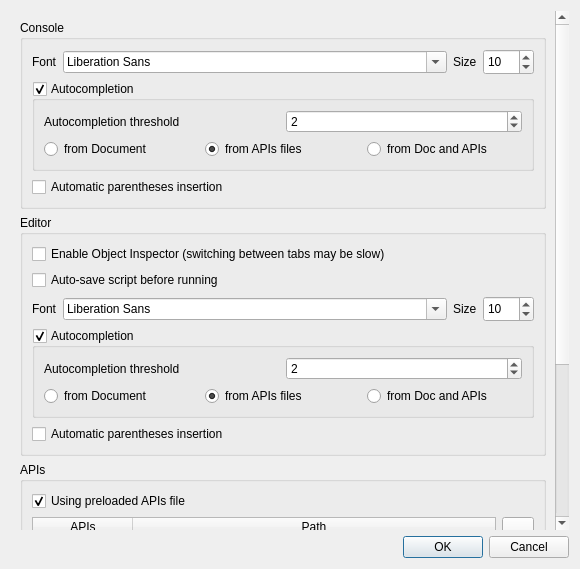
First picture: the form in python/console/console_settings.ui, repository carsmie/QGIS, before the edit.
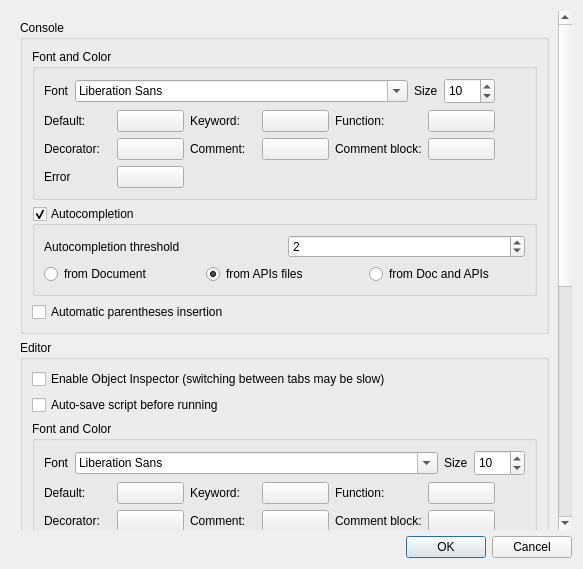
Second picture: the form after the edit. Custom widgets are drawn as their Qt base class.

Commit message: [pyqgis-console] allows to set font color in python lexer

What changed in the file:
```diff
--- a/python/console/console_settings.ui
+++ b/python/console/console_settings.ui
@@ -9,7 +9,7 @@
    <rect>
     <x>0</x>
     <y>0</y>
-    <width>580</width>
+    <width>583</width>
     <height>569</height>
    </rect>
   </property>
@@ -58,240 +58,17 @@
        <rect>
         <x>0</x>
         <y>0</y>
-        <width>546</width>
-        <height>687</height>
+        <width>550</width>
+        <height>997</height>
        </rect>
       </property>
       <layout class="QGridLayout" name="gridLayout_2">
-       <item row="1" column="0">
-        <widget class="QGroupBox" name="groupBox_3">
-         <property name="title">
-          <string>Editor</string>
-         </property>
-         <layout class="QGridLayout" name="gridLayout_10">
-          <item row="1" column="0">
-           <widget class="QCheckBox" name="autoSaveScript">
-            <property name="text">
-             <string>Auto-save script before running</string>
-            </property>
-           </widget>
-          </item>
-          <item row="4" column="0">
-           <widget class="QgsCollapsibleGroupBox" name="groupBoxAutoCompletionEditor">
-            <property name="title">
-             <string>Autocompletion</string>
-            </property>
-            <property name="checkable">
-             <bool>true</bool>
-            </property>
-            <property name="checked">
-             <bool>true</bool>
-            </property>
-            <property name="collapsed" stdset="0">
-             <bool>true</bool>
-            </property>
-            <property name="saveCheckedState" stdset="0">
-             <bool>true</bool>
-            </property>
-            <property name="saveCollapsedState" stdset="0">
-             <bool>true</bool>
-            </property>
-            <layout class="QGridLayout" name="gridLayout_4">
-             <item row="1" column="0" colspan="2">
-              <layout class="QGridLayout" name="layoutRadioButtonEditor">
-               <item row="0" column="0">
-                <widget class="QRadioButton" name="autoCompFromDocEditor">
-                 <property name="toolTip">
-                  <string>Get autocompletion from current document</string>
-                 </property>
-                 <property name="text">
-                  <string>from Document</string>
-                 </property>
-                </widget>
-               </item>
-               <item row="0" column="2">
-                <widget class="QRadioButton" name="autoCompFromDocAPIEditor">
-                 <property name="toolTip">
-                  <string>Get autocompletion from current document and installed APIs</string>
-                 </property>
-                 <property name="text">
-                  <string>from Doc and APIs</string>
-                 </property>
-                </widget>
-               </item>
-               <item row="0" column="1">
-                <widget class="QRadioButton" name="autoCompFromAPIEditor">
-                 <property name="toolTip">
-                  <string>Get autocompletion from installed APIs</string>
-                 </property>
-                 <property name="text">
-                  <string>from APIs files</string>
-                 </property>
-                 <property name="checked">
-                  <bool>true</bool>
-                 </property>
-                </widget>
-               </item>
-              </layout>
-             </item>
-             <item row="0" column="0">
-              <widget class="QLabel" name="label_2">
-               <property name="text">
-                <string>Autocompletion threshold</string>
-               </property>
-              </widget>
-             </item>
-             <item row="0" column="1">
-              <widget class="QSpinBox" name="autoCompThresholdEditor">
-               <property name="maximum">
-                <number>10</number>
-               </property>
-               <property name="value">
-                <number>2</number>
-               </property>
-              </widget>
-             </item>
-            </layout>
-           </widget>
-          </item>
-          <item row="5" column="0">
-           <widget class="QCheckBox" name="autoCloseBracketEditor">
-            <property name="text">
-             <string>Automatic parentheses insertion</string>
-            </property>
-           </widget>
-          </item>
-          <item row="2" column="0">
-           <layout class="QHBoxLayout" name="horizontalLayout_3">
-            <item>
-             <widget class="QLabel" name="label_4">
-              <property name="text">
-               <string>Font</string>
-              </property>
-             </widget>
-            </item>
-            <item>
-             <widget class="QFontComboBox" name="fontComboBoxEditor">
-              <property name="sizePolicy">
-               <sizepolicy hsizetype="Expanding" vsizetype="Fixed">
-                <horstretch>0</horstretch>
-                <verstretch>0</verstretch>
-               </sizepolicy>
-              </property>
-              <property name="insertPolicy">
-               <enum>QComboBox::NoInsert</enum>
-              </property>
-             </widget>
-            </item>
-            <item>
-             <widget class="QLabel" name="label_5">
-              <property name="text">
-               <string>Size</string>
-              </property>
-             </widget>
-            </item>
-            <item>
-             <widget class="QSpinBox" name="spinBoxEditor">
-              <property name="minimumSize">
-               <size>
-                <width>51</width>
-                <height>26</height>
-               </size>
-              </property>
-              <property name="maximumSize">
-               <size>
-                <width>51</width>
-                <height>26</height>
-               </size>
-              </property>
-              <property name="minimum">
-               <number>6</number>
-              </property>
-              <property name="maximum">
-               <number>15</number>
-              </property>
-              <property name="value">
-               <number>10</number>
-              </property>
-             </widget>
-            </item>
-           </layout>
-          </item>
-          <item row="0" column="0">
-           <widget class="QCheckBox" name="enableObjectInspector">
-            <property name="text">
-             <string>Enable Object Inspector (switching between tabs may be slow)</string>
-            </property>
-            <property name="checked">
-             <bool>false</bool>
-            </property>
-           </widget>
-          </item>
-         </layout>
-        </widget>
-       </item>
        <item row="0" column="0">
         <widget class="QGroupBox" name="groupBox">
          <property name="title">
           <string>Console</string>
          </property>
          <layout class="QGridLayout" name="gridLayout_9">
-          <item row="1" column="0">
-           <layout class="QHBoxLayout" name="horizontalLayout">
-            <item>
-             <widget class="QLabel" name="label">
-              <property name="text">
-               <string>Font</string>
-              </property>
-             </widget>
-            </item>
-            <item>
-             <widget class="QFontComboBox" name="fontComboBox">
-              <property name="sizePolicy">
-               <sizepolicy hsizetype="Expanding" vsizetype="Fixed">
-                <horstretch>0</horstretch>
-                <verstretch>0</verstretch>
-               </sizepolicy>
-              </property>
-              <property name="insertPolicy">
-               <enum>QComboBox::NoInsert</enum>
-              </property>
-             </widget>
-            </item>
-            <item>
-             <widget class="QLabel" name="label_3">
-              <property name="text">
-               <string>Size</string>
-              </property>
-             </widget>
-            </item>
-            <item>
-             <widget class="QSpinBox" name="spinBox">
-              <property name="minimumSize">
-               <size>
-                <width>51</width>
-                <height>26</height>
-               </size>
-              </property>
-              <property name="maximumSize">
-               <size>
-                <width>51</width>
-                <height>26</height>
-               </size>
-              </property>
-              <property name="minimum">
-               <number>6</number>
-              </property>
-              <property name="maximum">
-               <number>15</number>
-              </property>
-              <property name="value">
-               <number>10</number>
-              </property>
-             </widget>
-            </item>
-           </layout>
-          </item>
           <item row="6" column="0">
            <widget class="QCheckBox" name="autoCloseBracket">
             <property name="text">
@@ -377,6 +154,192 @@
             </layout>
            </widget>
           </item>
+          <item row="0" column="0">
+           <widget class="QgsCollapsibleGroupBox" name="groupBoxFontColor">
+            <property name="title">
+             <string>Font and Color</string>
+            </property>
+            <property name="collapsed" stdset="0">
+             <bool>true</bool>
+            </property>
+            <property name="saveCollapsedState" stdset="0">
+             <bool>true</bool>
+            </property>
+            <layout class="QGridLayout" name="gridLayout_8">
+             <item row="0" column="0">
+              <layout class="QHBoxLayout" name="horizontalLayout">
+               <item>
+                <widget class="QLabel" name="label">
+                 <property name="text">
+                  <string>Font</string>
+                 </property>
+                </widget>
+               </item>
+               <item>
+                <widget class="QFontComboBox" name="fontComboBox">
+                 <property name="sizePolicy">
+                  <sizepolicy hsizetype="Expanding" vsizetype="Fixed">
+                   <horstretch>0</horstretch>
+                   <verstretch>0</verstretch>
+                  </sizepolicy>
+                 </property>
+                 <property name="insertPolicy">
+                  <enum>QComboBox::NoInsert</enum>
+                 </property>
+                </widget>
+               </item>
+               <item>
+                <widget class="QLabel" name="label_3">
+                 <property name="text">
+                  <string>Size</string>
+                 </property>
+                </widget>
+               </item>
+               <item>
+                <widget class="QSpinBox" name="spinBox">
+                 <property name="minimumSize">
+                  <size>
+                   <width>51</width>
+                   <height>26</height>
+                  </size>
+                 </property>
+                 <property name="maximumSize">
+                  <size>
+                   <width>51</width>
+                   <height>26</height>
+                  </size>
+                 </property>
+                 <property name="minimum">
+                  <number>6</number>
+                 </property>
+                 <property name="maximum">
+                  <number>15</number>
+                 </property>
+                 <property name="value">
+                  <number>10</number>
+                 </property>
+                </widget>
+               </item>
+              </layout>
+             </item>
+             <item row="1" column="0">
+              <layout class="QGridLayout" name="layoutColor">
+               <item row="1" column="5">
+                <widget class="QgsColorButton" name="commentBlockFontColor">
+                 <property name="text">
+                  <string/>
+                 </property>
+                </widget>
+               </item>
+               <item row="0" column="5">
+                <widget class="QgsColorButton" name="methodFontColor">
+                 <property name="text">
+                  <string/>
+                 </property>
+                </widget>
+               </item>
+               <item row="0" column="2">
+                <widget class="QLabel" name="label_17">
+                 <property name="text">
+                  <string>Keyword:</string>
+                 </property>
+                </widget>
+               </item>
+               <item row="0" column="4">
+                <widget class="QLabel" name="label_13">
+                 <property name="text">
+                  <string>Function:</string>
+                 </property>
+                </widget>
+               </item>
+               <item row="1" column="2">
+                <widget class="QLabel" name="label_19">
+                 <property name="text">
+                  <string>Comment:</string>
+                 </property>
+                </widget>
+               </item>
+               <item row="0" column="0">
+                <widget class="QLabel" name="label_16">
+                 <property name="text">
+                  <string>Default:</string>
+                 </property>
+                </widget>
+               </item>
+               <item row="1" column="3">
+                <widget class="QgsColorButton" name="commentFontColor">
+                 <property name="text">
+                  <string/>
+                 </property>
+                </widget>
+               </item>
+               <item row="1" column="1">
+                <widget class="QgsColorButton" name="decorFontColor">
+                 <property name="text">
+                  <string/>
+                 </property>
+                </widget>
+               </item>
+               <item row="1" column="0">
+                <widget class="QLabel" name="label_18">
+                 <property name="text">
+                  <string>Decorator:</string>
+                 </property>
+                </widget>
+               </item>
+               <item row="0" column="1">
+                <widget class="QgsColorButton" name="defaultFontColor">
+                 <property name="text">
+                  <string/>
+                 </property>
+                </widget>
+               </item>
+               <item row="1" column="4">
+                <widget class="QLabel" name="label_20">
+                 <property name="text">
+                  <string>Comment block:</string>
+                 </property>
+                </widget>
+               </item>
+               <item row="0" column="3">
+                <widget class="QgsColorButton" name="keywordFontColor">
+                 <property name="text">
+                  <string/>
+                 </property>
+                </widget>
+               </item>
+               <item row="2" column="0">
+                <widget class="QLabel" name="label_14">
+                 <property name="text">
+                  <string>Error</string>
+                 </property>
+                </widget>
+               </item>
+               <item row="2" column="1">
+                <widget class="QgsColorButton" name="stderrFontColor">
+                 <property name="text">
+                  <string/>
+                 </property>
+                </widget>
+               </item>
+              </layout>
+             </item>
+             <item row="1" column="1">
+              <widget class="QToolButton" name="resetFontColor">
+               <property name="toolTip">
+                <string>Reset to default color</string>
+               </property>
+               <property name="text">
+                <string/>
+               </property>
+               <property name="autoRaise">
+                <bool>true</bool>
+               </property>
+              </widget>
+             </item>
+            </layout>
+           </widget>
+          </item>
          </layout>
         </widget>
        </item>
@@ -573,6 +536,289 @@
          </layout>
         </widget>
        </item>
+       <item row="1" column="0">
+        <widget class="QGroupBox" name="groupBox_3">
+         <property name="title">
+          <string>Editor</string>
+         </property>
+         <layout class="QGridLayout" name="gridLayout_10">
+          <item row="1" column="0">
+           <widget class="QCheckBox" name="autoSaveScript">
+            <property name="text">
+             <string>Auto-save script before running</string>
+            </property>
+           </widget>
+          </item>
+          <item row="8" column="0">
+           <widget class="QgsCollapsibleGroupBox" name="groupBoxAutoCompletionEditor">
+            <property name="title">
+             <string>Autocompletion</string>
+            </property>
+            <property name="checkable">
+             <bool>true</bool>
+            </property>
+            <property name="checked">
+             <bool>true</bool>
+            </property>
+            <property name="collapsed" stdset="0">
+             <bool>true</bool>
+            </property>
+            <property name="saveCheckedState" stdset="0">
+             <bool>true</bool>
+            </property>
+            <property name="saveCollapsedState" stdset="0">
+             <bool>true</bool>
+            </property>
+            <layout class="QGridLayout" name="gridLayout_4">
+             <item row="1" column="0" colspan="2">
+              <layout class="QGridLayout" name="layoutRadioButtonEditor">
+               <item row="0" column="0">
+                <widget class="QRadioButton" name="autoCompFromDocEditor">
+                 <property name="toolTip">
+                  <string>Get autocompletion from current document</string>
+                 </property>
+                 <property name="text">
+                  <string>from Document</string>
+                 </property>
+                </widget>
+               </item>
+               <item row="0" column="2">
+                <widget class="QRadioButton" name="autoCompFromDocAPIEditor">
+                 <property name="toolTip">
+                  <string>Get autocompletion from current document and installed APIs</string>
+                 </property>
+                 <property name="text">
+                  <string>from Doc and APIs</string>
+                 </property>
+                </widget>
+               </item>
+               <item row="0" column="1">
+                <widget class="QRadioButton" name="autoCompFromAPIEditor">
+                 <property name="toolTip">
+                  <string>Get autocompletion from installed APIs</string>
+                 </property>
+                 <property name="text">
+                  <string>from APIs files</string>
+                 </property>
+                 <property name="checked">
+                  <bool>true</bool>
+                 </property>
+                </widget>
+               </item>
+              </layout>
+             </item>
+             <item row="0" column="0">
+              <widget class="QLabel" name="label_2">
+               <property name="text">
+                <string>Autocompletion threshold</string>
+               </property>
+              </widget>
+             </item>
+             <item row="0" column="1">
+              <widget class="QSpinBox" name="autoCompThresholdEditor">
+               <property name="maximum">
+                <number>10</number>
+               </property>
+               <property name="value">
+                <number>2</number>
+               </property>
+              </widget>
+             </item>
+            </layout>
+           </widget>
+          </item>
+          <item row="9" column="0">
+           <widget class="QCheckBox" name="autoCloseBracketEditor">
+            <property name="text">
+             <string>Automatic parentheses insertion</string>
+            </property>
+           </widget>
+          </item>
+          <item row="0" column="0">
+           <widget class="QCheckBox" name="enableObjectInspector">
+            <property name="text">
+             <string>Enable Object Inspector (switching between tabs may be slow)</string>
+            </property>
+            <property name="checked">
+             <bool>false</bool>
+            </property>
+           </widget>
+          </item>
+          <item row="2" column="0">
+           <widget class="QgsCollapsibleGroupBox" name="groupBoxFontColorEditor">
+            <property name="title">
+             <string>Font and Color</string>
+            </property>
+            <property name="collapsed" stdset="0">
+             <bool>false</bool>
+            </property>
+            <property name="saveCollapsedState" stdset="0">
+             <bool>true</bool>
+            </property>
+            <layout class="QGridLayout" name="gridLayout_13">
+             <item row="1" column="0">
+              <layout class="QGridLayout" name="layoutColorEditor">
+               <item row="0" column="0">
+                <widget class="QLabel" name="label_7">
+                 <property name="text">
+                  <string>Default:</string>
+                 </property>
+                </widget>
+               </item>
+               <item row="0" column="1">
+                <widget class="QgsColorButton" name="defaultFontColorEditor">
+                 <property name="text">
+                  <string/>
+                 </property>
+                </widget>
+               </item>
+               <item row="0" column="2">
+                <widget class="QLabel" name="label_8">
+                 <property name="text">
+                  <string>Keyword:</string>
+                 </property>
+                </widget>
+               </item>
+               <item row="0" column="3">
+                <widget class="QgsColorButton" name="keywordFontColorEditor">
+                 <property name="text">
+                  <string/>
+                 </property>
+                </widget>
+               </item>
+               <item row="0" column="4">
+                <widget class="QLabel" name="label_11">
+                 <property name="text">
+                  <string>Function:</string>
+                 </property>
+                </widget>
+               </item>
+               <item row="0" column="5">
+                <widget class="QgsColorButton" name="methodFontColorEditor">
+                 <property name="text">
+                  <string/>
+                 </property>
+                </widget>
+               </item>
+               <item row="1" column="0">
+                <widget class="QLabel" name="label_9">
+                 <property name="text">
+                  <string>Decorator:</string>
+                 </property>
+                </widget>
+               </item>
+               <item row="1" column="1">
+                <widget class="QgsColorButton" name="decorFontColorEditor">
+                 <property name="text">
+                  <string/>
+                 </property>
+                </widget>
+               </item>
+               <item row="1" column="2">
+                <widget class="QLabel" name="label_10">
+                 <property name="text">
+                  <string>Comment:</string>
+                 </property>
+                </widget>
+               </item>
+               <item row="1" column="3">
+                <widget class="QgsColorButton" name="commentFontColorEditor">
+                 <property name="text">
+                  <string/>
+                 </property>
+                </widget>
+               </item>
+               <item row="1" column="4">
+                <widget class="QLabel" name="label_12">
+                 <property name="text">
+                  <string>Comment block:</string>
+                 </property>
+                </widget>
+               </item>
+               <item row="1" column="5">
+                <widget class="QgsColorButton" name="commentBlockFontColorEditor">
+                 <property name="text">
+                  <string/>
+                 </property>
+                </widget>
+               </item>
+              </layout>
+             </item>
+             <item row="1" column="1">
+              <widget class="QToolButton" name="resetFontColorEditor">
+               <property name="toolTip">
+                <string>Reset to default color</string>
+               </property>
+               <property name="text">
+                <string/>
+               </property>
+               <property name="autoRaise">
+                <bool>true</bool>
+               </property>
+              </widget>
+             </item>
+             <item row="0" column="0" colspan="2">
+              <layout class="QHBoxLayout" name="horizontalLayout_3">
+               <item>
+                <widget class="QLabel" name="label_4">
+                 <property name="text">
+                  <string>Font</string>
+                 </property>
+                </widget>
+               </item>
+               <item>
+                <widget class="QFontComboBox" name="fontComboBoxEditor">
+                 <property name="sizePolicy">
+                  <sizepolicy hsizetype="Expanding" vsizetype="Fixed">
+                   <horstretch>0</horstretch>
+                   <verstretch>0</verstretch>
+                  </sizepolicy>
+                 </property>
+                 <property name="insertPolicy">
+                  <enum>QComboBox::NoInsert</enum>
+                 </property>
+                </widget>
+               </item>
+               <item>
+                <widget class="QLabel" name="label_5">
+                 <property name="text">
+                  <string>Size</string>
+                 </property>
+                </widget>
+               </item>
+               <item>
+                <widget class="QSpinBox" name="spinBoxEditor">
+                 <property name="minimumSize">
+                  <size>
+                   <width>51</width>
+                   <height>26</height>
+                  </size>
+                 </property>
+                 <property name="maximumSize">
+                  <size>
+                   <width>51</width>
+                   <height>26</height>
+                  </size>
+                 </property>
+                 <property name="minimum">
+                  <number>6</number>
+                 </property>
+                 <property name="maximum">
+                  <number>15</number>
+                 </property>
+                 <property name="value">
+                  <number>10</number>
+                 </property>
+                </widget>
+               </item>
+              </layout>
+             </item>
+            </layout>
+           </widget>
+          </item>
+         </layout>
+        </widget>
+       </item>
       </layout>
      </widget>
     </widget>
@@ -586,6 +832,11 @@
    <header location="global">qgis.gui</header>
    <container>1</container>
   </customwidget>
+  <customwidget>
+   <class>QgsColorButton</class>
+   <extends>QPushButton</extends>
+   <header location="global">qgis.gui</header>
+  </customwidget>
  </customwidgets>
  <resources/>
  <connections>
```
The commit also changes 6 other files.
